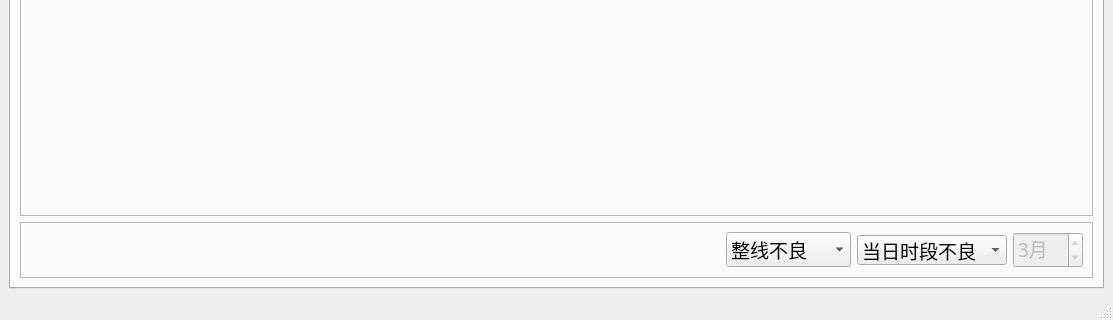
Above: qt5_proj/mainForm.ui from clang2you/packing_defective before the change; both pictures show x 0 to 1113 and y 618 to 938 of the 1113 by 938 pixel window. Below: the same form after it.
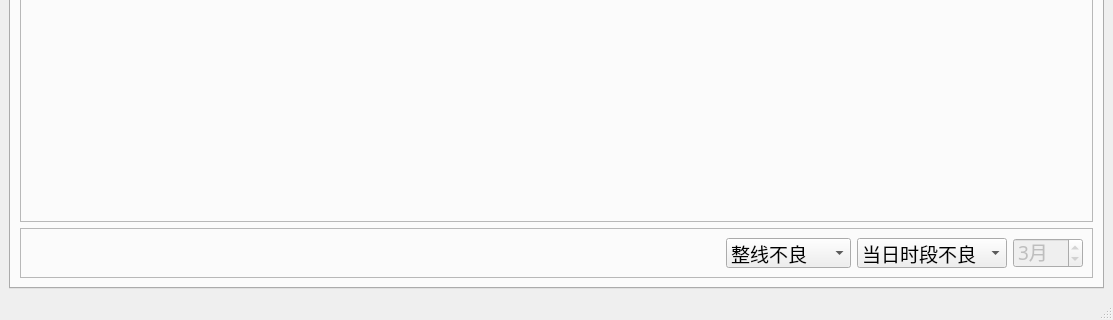
That is the form after the change. The open tabs and pages were chosen to show the change.

What changed in the file:
```diff
--- a/qt5_proj/mainForm.ui
+++ b/qt5_proj/mainForm.ui
@@ -108,8 +108,14 @@
             <widget class="QComboBox" name="comboBox_2">
              <property name="minimumSize">
               <size>
-               <width>120</width>
-               <height>0</height>
+               <width>30</width>
+               <height>30</height>
+              </size>
+             </property>
+             <property name="maximumSize">
+              <size>
+               <width>16777215</width>
+               <height>30</height>
               </size>
              </property>
              <item>
@@ -165,6 +171,18 @@
              <property name="enabled">
               <bool>false</bool>
              </property>
+             <property name="minimumSize">
+              <size>
+               <width>0</width>
+               <height>30</height>
+              </size>
+             </property>
+             <property name="maximumSize">
+              <size>
+               <width>16777215</width>
+               <height>30</height>
+              </size>
+             </property>
              <property name="dateTime">
               <datetime>
                <hour>0</hour>
```
Left out of the diff: 14 changed lines with no effect on the pictures.
